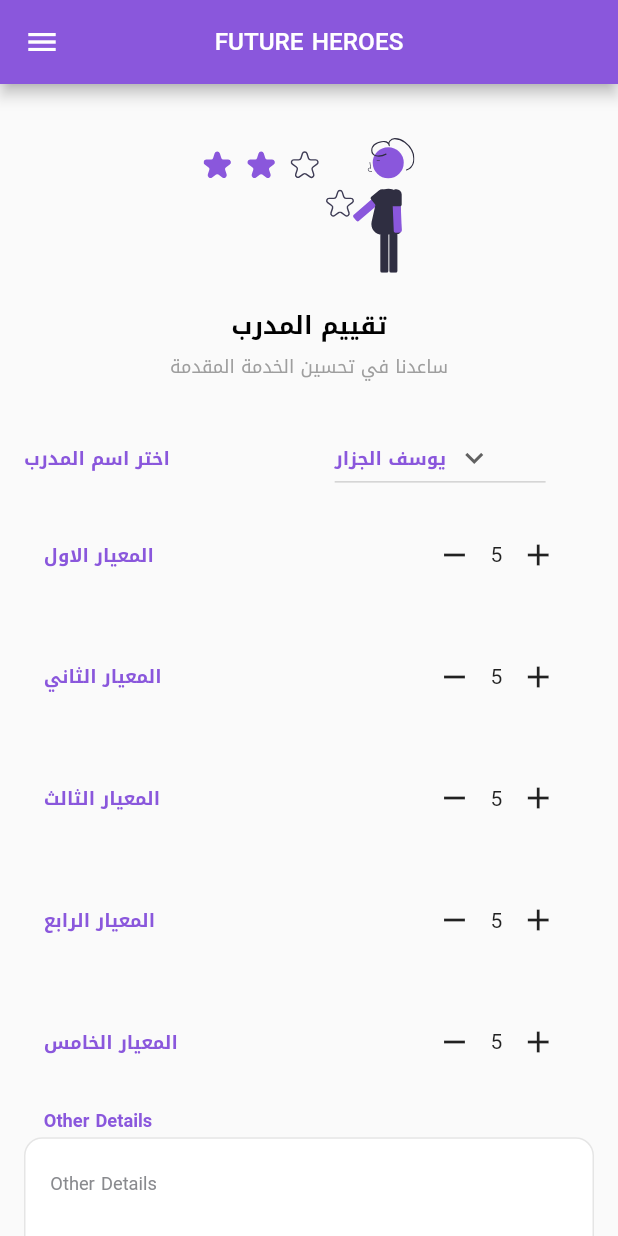
After one commit to AhmadMAbuGhali/future_heroes_tablet, a Flutter app: the CoachEvaluation screen opened by its route, on a phone screen of 412 x 824 dp. The commit adds this screen. Run offline on Flutter 3.47's test engine with Material 2 defaults, Android fonts, the light colour scheme and no system bars; our stand-ins replace easy_localization, expandable, flutter_screenutil, flutter_svg, get, get_storage and 2 more; missing offline and left inert: ddlog, enhance_stepper; accounts and stored records are empty; project files that could hold a hidden picture were left out.

Commit message:
add feedback , CoachEvaluation and CenterEvaluation

```diff
--- /dev/null
+++ b/lib/pages/CoachEvaluation.dart
@@ -0,0 +1,190 @@
+import 'package:flutter/material.dart';
+import 'package:flutter_screenutil/flutter_screenutil.dart';
+import 'package:flutter_svg/flutter_svg.dart';
+import 'package:future_heroes_tablet/pages/drower.dart';
+import 'package:future_heroes_tablet/resources/assets_manager.dart';
+import 'package:future_heroes_tablet/resources/color_manager.dart';
+import 'package:future_heroes_tablet/resources/font_manager.dart';
+import 'package:future_heroes_tablet/resources/styles_manager.dart';
+import 'package:future_heroes_tablet/widgets/CustomButtonPrimary.dart';
+import 'package:future_heroes_tablet/widgets/CustomTextTitle.dart';
+import 'package:future_heroes_tablet/widgets/plusAndMin.dart';
+import 'package:get/get.dart';
+
+class CoachEvaluation extends StatefulWidget {
+  const CoachEvaluation({super.key});
+
+  @override
+  State<CoachEvaluation> createState() => _CoachEvaluationState();
+}
+
+class _CoachEvaluationState extends State<CoachEvaluation> {
+  String dropdownvalue = 'يوسف الجزار';
+  var items = [
+    'يوسف الجزار',
+    'احمد ابو غالي',
+    'احمد البشيتي',
+    'سامي احمد',
+  ];
+  @override
+  Widget build(BuildContext context) {
+    return Scaffold(
+      appBar: AppBar(
+        title: Text(
+          'FUTURE HEROES',
+          style: TextStyle(fontSize: 16.sp),
+        ),
+        centerTitle: true,
+        backgroundColor: ColorManager.primary,
+        // leading: SvgPicture.asset(ImageAssets.logo),
+      ),
+      body: SingleChildScrollView(
+        child: Padding(
+          padding: EdgeInsets.all(16.0),
+          child: Center(
+            child: Column(
+              children: [
+                Container(
+                    height: 128.h,
+                    width: 128.w,
+                    child: SvgPicture.asset(ImageAssets.review)),
+                CustomTextTitle(text: 'تقييم المدرب'),
+                Text(
+                  'ساعدنا في تحسين الخدمة المقدمة',
+                  style: TextStyle(
+                      color: ColorManager.gray, fontSize: FontSize.s12.sp),
+                ),
+                SizedBox(
+                  height: 25.h,
+                ),
+                Column(
+                  children: [
+                    Row(
+                      children: [
+                        Text(
+                          'اختر اسم المدرب',
+                          style: TextStyle(
+                              fontSize: 12.sp,
+                              color: ColorManager.primary,
+                              fontWeight: FontWeight.bold),
+                        ),
+                        SizedBox(
+                          width: 100.w,
+                        ),
+                        Container(
+                          width: 128.w,
+                          child: DropdownButton(
+                            value: dropdownvalue,
+                            icon: const Icon(Icons.keyboard_arrow_down),
+                            items: items.map((String items) {
+                              return DropdownMenuItem(
+                                value: items,
+                                child: Text(
+                                  items,
+                                  style: TextStyle(
+                                      fontSize: 12.sp,
+                                      color: ColorManager.primary,
+                                      fontWeight: FontWeight.bold),
+                                ),
+                              );
+                            }).toList(),
+                            onChanged: (String? newValue) {
+                              setState(() {
+                                dropdownvalue = newValue!;
+                              });
+                            },
+                          ),
+                        )
+                      ],
+                    ),
+                    PlusWidget(
+                      title: 'المعيار الاول',
+                    ),
+                    PlusWidget(
+                      title: 'المعيار الثاني',
+                    ),
+                    PlusWidget(
+                      title: 'المعيار الثالث',
+                    ),
+                    PlusWidget(
+                      title: 'المعيار الرابع',
+                    ),
+                    PlusWidget(
+                      title: 'المعيار الخامس',
+                    ),
+                    Column(
+                      //   mainAxisAlignment: MainAxisAlignment.start,
+                      children: [
+                        Padding(
+                          padding: EdgeInsets.symmetric(horizontal: 12.w),
+                          child: Row(
+                            children: [
+                              Text('otherDetails'.tr,
+                                  style: TextStyle(
+                                    fontSize: 12.sp,
+                                    color: ColorManager.primary,
+                                    fontWeight: FontWeight.bold,
+                                  )),
+                            ],
+                          ),
+                        ),
+                        TextField(
+                          keyboardType: TextInputType.multiline,
+                          maxLines: 8,
+                          decoration: InputDecoration(
+                            fillColor: ColorManager.white,
+                            filled: true,
+                            contentPadding: EdgeInsets.symmetric(
+                                horizontal: 16.w, vertical: 14.h),
+                            hintText: 'otherDetails'.tr,
+                            hintStyle: getRegularStyle(
+                                color: ColorManager.otpDesc,
+                                fontSize: FontSize.s12),
+                            border: OutlineInputBorder(
+                                borderSide: BorderSide(
+                                    color: ColorManager.borderTextFiel,
+                                    width: 1.0),
+                                borderRadius: BorderRadius.circular(12.r)),
+                            focusedBorder: OutlineInputBorder(
+                              borderRadius: BorderRadius.circular(12.r),
+                              borderSide: BorderSide(
+                                  color: ColorManager.primary, width: 1.0),
+                            ),
+                            enabledBorder: OutlineInputBorder(
+                              borderRadius: BorderRadius.circular(12.r),
+                              borderSide: BorderSide(
+                                  color: ColorManager.borderTextFiel,
+                                  width: 1.0),
+                            ),
+                            errorBorder: OutlineInputBorder(
+                              borderRadius: BorderRadius.circular(12.r),
+                              borderSide: BorderSide(
+                                color: Colors.red,
+                                width: 1.0.w,
+                                style: BorderStyle.solid,
+                              ),
+                            ),
+                          ),
+                        ),
+                        CustomButtonPrimary(
+                            text: 'Submitevaluation'.tr,
+                            onpressed: () {
+                              // snakbarWidget(context,
+                              //     Titel: 'تم الارسال بنجاح',
+                              //     Description: 'شكرا لك ايها المعلم');
+
+                              //    Get.toNamed(RouteHelper.showStudents);
+                            }),
+                      ],
+                    )
+                  ],
+                )
+              ],
+            ),
+          ),
+        ),
+      ),
+      drawer: DrowerWidget(),
+    );
+  }
+}
--- a/lib/routes/route_helper.dart
+++ b/lib/routes/route_helper.dart
@@ -1,3 +1,4 @@
+import 'package:future_heroes_tablet/pages/CenterEvaluation.dart';
 import 'package:future_heroes_tablet/pages/CoachEvaluation.dart';
 import 'package:future_heroes_tablet/pages/homepage.dart';
 import 'package:get/get.dart';
@@ -5,9 +6,11 @@ import 'package:get/get.dart';
 class RouteHelper {
   static const String homePage = "/homePage";
   static const String coachEvaluation = "/coachEvaluation";
+  static const String centerEvaluation = "/centerEvaluation";
 
   static String getHomePage() => '$homePage';
   static String getCoachEvaluation() => '$coachEvaluation';
+  static String getCenterEvaluation() => '$centerEvaluation';
 
   static List<GetPage> routes = [
     GetPage(
@@ -22,5 +25,11 @@ class RouteHelper {
         return CoachEvaluation();
       },
     ),
+    GetPage(
+      name: centerEvaluation,
+      page: () {
+        return CenterEvaluation();
+      },
+    ),
   ];
 }
--- a/lib/widgets/plusAndMin.dart
+++ b/lib/widgets/plusAndMin.dart
@@ -27,6 +27,10 @@ class _PlusWidgetState extends State<PlusWidget> {
                 color: ColorManager.primary,
                 fontWeight: FontWeight.bold),
           ),
+          SizedBox(
+            height: 80.h,
+            width: 100.w,
+          ),
           Row(
             mainAxisAlignment: MainAxisAlignment.center,
             children: [
--- a/lib/widgets/shortCutpart2.dart
+++ b/lib/widgets/shortCutpart2.dart
@@ -23,7 +23,11 @@ class ShortCutWidget2 extends StatelessWidget {
           borderRadius: BorderRadius.circular(8.0),
           border: Border.all(color: ColorManager.gray)),
       child: Column(
+        mainAxisAlignment: MainAxisAlignment.spaceBetween,
         children: [
+          SizedBox(
+            height: 15.h,
+          ),
           Container(height: 128.h, width: 128.h, child: SvgPicture.asset(img)),
           SizedBox(
             height: 24.h,
```
Also changed, not shown: lib/pages/CenterEvaluation.dart (added, +116 -0 lines), lib/pages/drower.dart (+13 -1 lines), lib/pages/feedback.dart (added, +125 -0 lines).
